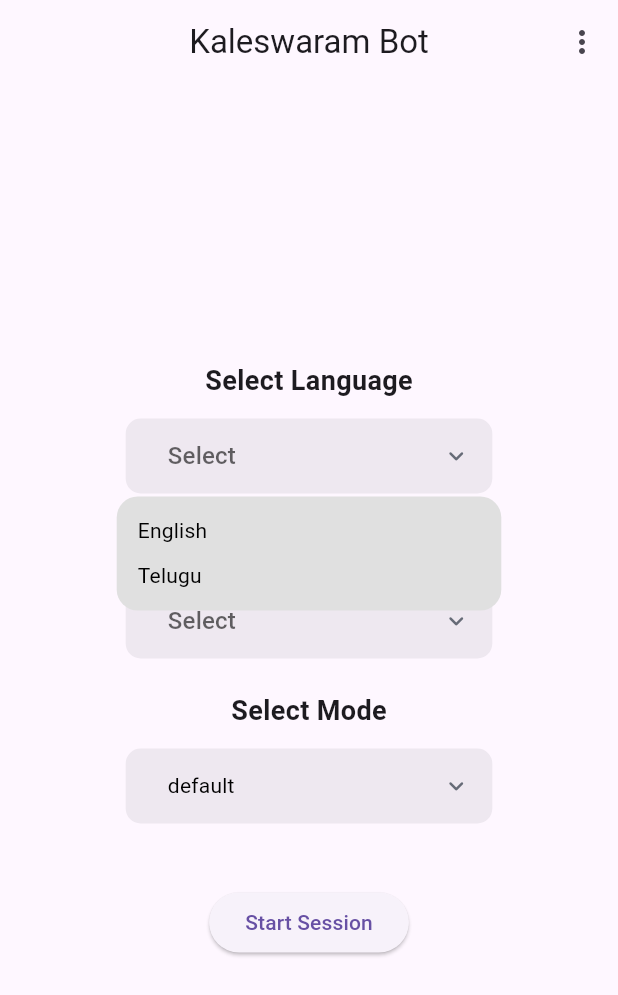
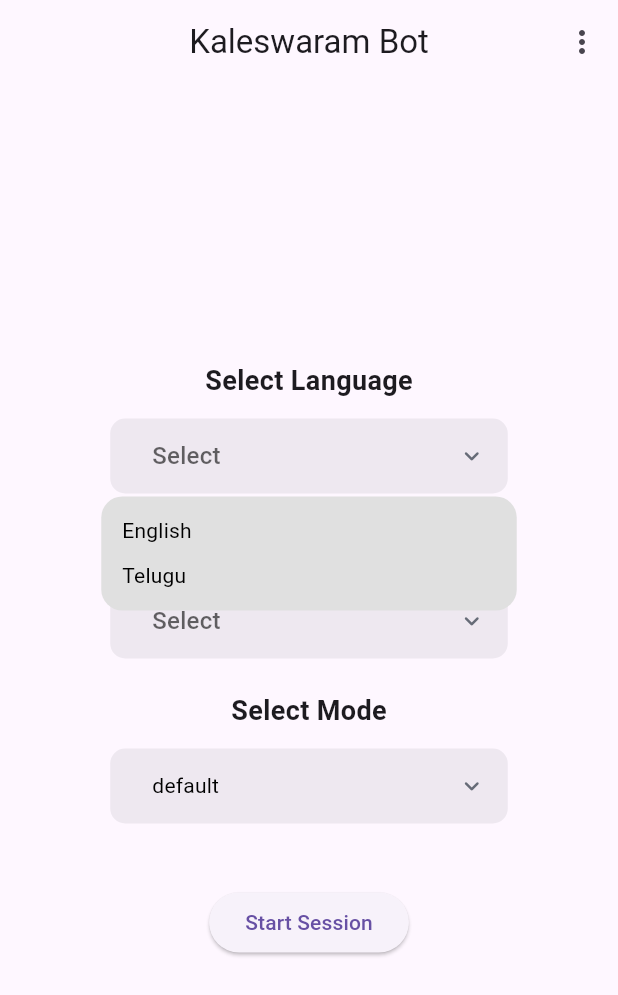
Before and after one commit to N-sravan/gka, a Flutter app: the HomeScreenWidget screen opened directly, after a tap on "Start Session", after a tap on "Select", on a phone screen of 412 x 824 dp. Shown: the top 995 px of the screen. Run offline on Flutter 3.47's test engine with Material 3 defaults, Android fonts, the phone set to English and light mode, and no system bars; our stand-ins replace avatar_glow, connectivity_plus, device_info_plus, dropdown_button2, event_bus, firebase_core and 14 more; missing offline and left inert: flutter_background_service, flutter_background_service_android, text_to_speech, transliteration, workmanager; accounts and stored records are empty; network calls fail; Roboto replaces fonts that are missing (Poppins).

Commit message:
AquaMind Bot changes

```diff
--- a/lib/home/view/home_view.dart
+++ b/lib/home/view/home_view.dart
@@ -115,7 +115,7 @@ class _HomeScreenWidgetState extends State<HomeScreenWidget> {
                     ),
                     const SizedBox(height: 10),
                     Container(
-                      width: MediaQuery.of(context).size.width * 0.7,
+                      width: MediaQuery.of(context).size.width * 0.75,
                       padding: const EdgeInsets.symmetric(horizontal: 16),
                       child: DropdownButtonFormField2<String>(
                         isExpanded: true,
@@ -218,7 +218,7 @@ class _HomeScreenWidgetState extends State<HomeScreenWidget> {
                     ),
                     const SizedBox(height: 10),
                     Container(
-                      width: MediaQuery.of(context).size.width * 0.7,
+                      width: MediaQuery.of(context).size.width * 0.75,
                       padding: const EdgeInsets.symmetric(horizontal: 16),
                       child: DropdownButtonFormField2<String>(
                         isExpanded: true,
@@ -324,12 +324,12 @@ class _HomeScreenWidgetState extends State<HomeScreenWidget> {
                     ),
                     const SizedBox(height: 10),
                     Container(
-                      width: MediaQuery.of(context).size.width * 0.7,
+                      width: MediaQuery.of(context).size.width * 0.75,
                       padding: const EdgeInsets.symmetric(horizontal: 16),
                       child: DropdownButtonFormField2<String>(
                         isExpanded: true,
                         hint: const Text('Select'),
-                        items: viewModel.flagList!
+                        items: viewModel.modeList!
                             .map((String item) => DropdownMenuItem<String>(
                           value: item,
                           child: Text(
@@ -370,7 +370,7 @@ class _HomeScreenWidgetState extends State<HomeScreenWidget> {
                           iconDisabledColor: Color(0xFF666B77),
                         ),
                         dropdownStyleData: DropdownStyleData(
-                          maxHeight: 200,
+                          maxHeight: 300,
                           decoration: BoxDecoration(
                             borderRadius: BorderRadius.circular(14),
                             color: Colors.grey.shade300,
--- a/lib/home/view_model/home_view_model.dart
+++ b/lib/home/view_model/home_view_model.dart
@@ -29,7 +29,7 @@ class HomeViewModel extends LoadingViewModel {
   String? sessionId;
   List<String> selectionList = ['Internal LLM', 'External LLM'];
   List<String> langList = ['English'];
-  List<String> flagList = ['default', 'langchain', 'autogen', 'database'];
+  List<String> modeList = ['default', 'langchain', 'autogen', 'database'];
   List<String>? modelList = [];
   List<model.Response>? modelResponseList = [];
   Map<String, String> modelNameUuidMapping = {};
--- a/lib/main.dart
+++ b/lib/main.dart
@@ -718,7 +718,7 @@ Future<void> speak(String text) async {
 
 /*Future<void> startListenings(String sessionId) async {
   DatabaseReference ref =
-      FirebaseDatabase.instance.ref("CHAT_BOT_TEST/$sessionId");
+      FirebaseDatabase.instance.ref("CHAT_BOT_ONDEMAND_QUERY_DATA/$sessionId");
   SpeechRecognitionResult result;
 
   await speechToText.listen(
```
Also changed, not shown: lib/chat_bubble.dart (+14 -4 lines), lib/chat_window.dart (+14 -25 lines).
